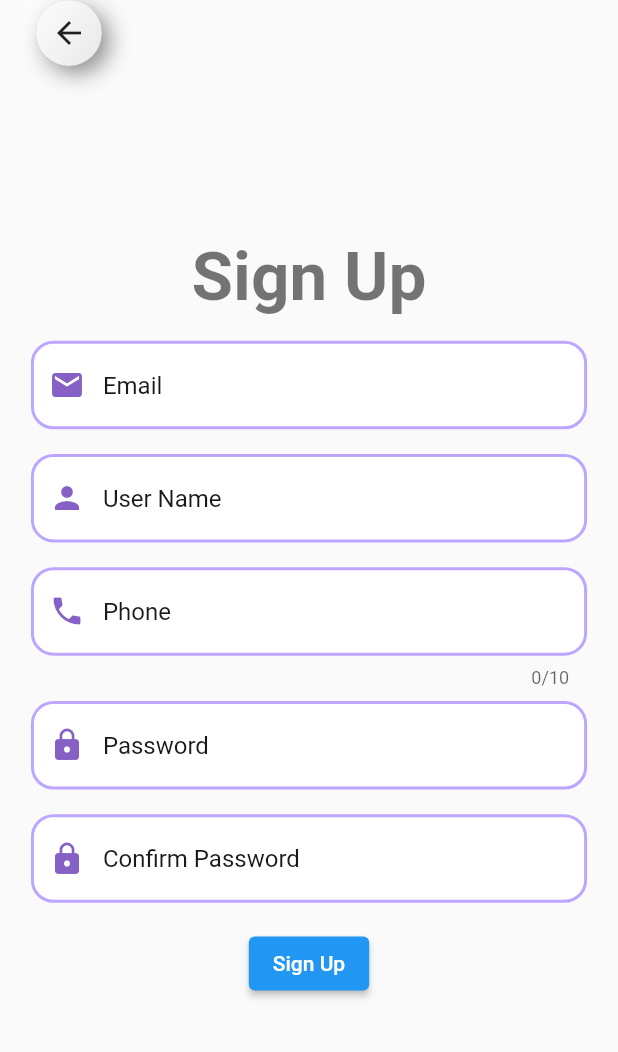
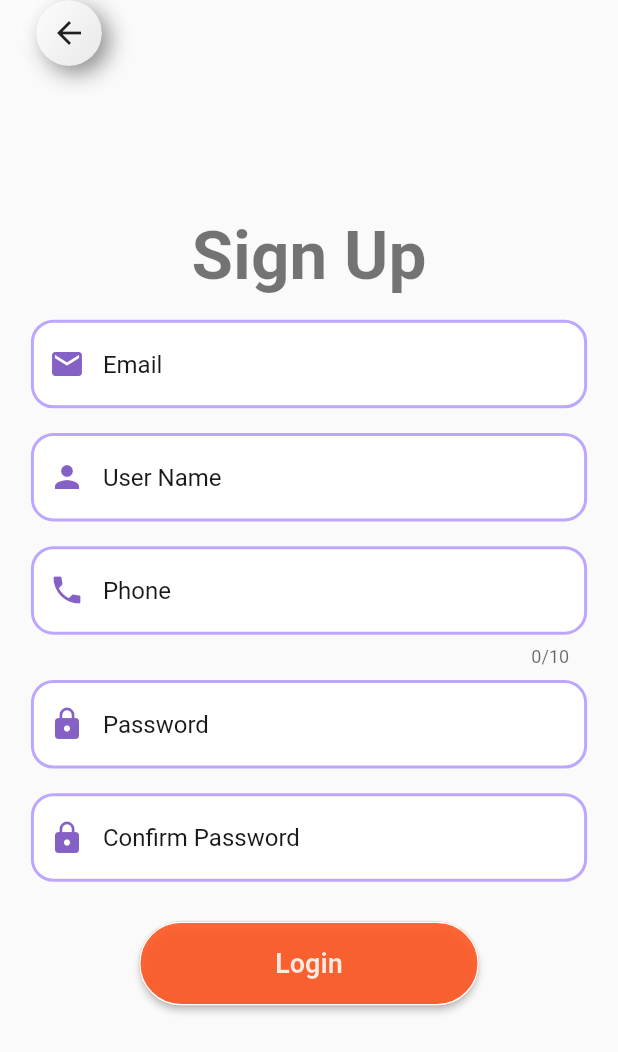
Before and after one commit to devandroidstudio/flutter_application_coffee, a Flutter app: the RegisterPage screen opened directly, on a phone screen of 412 x 824 dp. Shown: the top 1052 px of the screen. Run offline on Flutter 3.47's test engine with Material 2 defaults, Android fonts, the phone set to English and light mode, and no system bars; drawn by our look-alikes of flutter_neumorphic; our stand-ins replace cloud_firestore, firebase_auth, firebase_core, firebase_storage, flutter_zoom_drawer, fluttertoast and 10 more; missing offline and left inert: staggered_grid_view_flutter; accounts and stored records are empty; network calls fail.

Commit message:
update new version

```diff
--- a/lib/home_other/components/item_home_other.dart
+++ b/lib/home_other/components/item_home_other.dart
@@ -76,7 +76,7 @@ class _showListPaymentPageState extends State<showListPaymentPage> {
                   activeColor: Colors.transparent,
                   side: const BorderSide(
                       style: BorderStyle.none,
-                      strokeAlign: StrokeAlign.center,
+                      strokeAlign: BorderSide.strokeAlignCenter,
                       color: Colors.white),
                   secondary: Image.asset(
                     listPayments[index].images,
--- a/lib/screens/home/list_item.dart
+++ b/lib/screens/home/list_item.dart
@@ -462,7 +462,6 @@ class _CoffeeHeader extends StatelessWidget {
                   ),
                 ),
                 Expanded(
-                  flex: 2,
                   child: AnimatedSwitcher(
                     duration: const Duration(milliseconds: 500),
                     transitionBuilder:
--- a/lib/screens/login/components/body_login.dart
+++ b/lib/screens/login/components/body_login.dart
@@ -50,6 +50,7 @@ class _BodyLoginState extends State<BodyLogin> {
             // ),
             ),
         child: Center(
+          child: SingleChildScrollView(
             child: Column(
               crossAxisAlignment: CrossAxisAlignment.center,
               mainAxisSize: MainAxisSize.min,
@@ -136,6 +137,7 @@ class _BodyLoginState extends State<BodyLogin> {
             ),
           ),
         ),
+      ),
     );
   }
 }
--- a/lib/screens/login/login_page.dart
+++ b/lib/screens/login/login_page.dart
@@ -15,6 +15,7 @@ class LoginPage extends StatelessWidget {
       body: SafeArea(
         child: BodyLogin(onPressed: showRegisterPage),
       ),
+      resizeToAvoidBottomInset: false,
       floatingActionButton: Navigator.canPop(context)
           ? Neumorphic(
               style: const NeumorphicStyle(
--- a/lib/screens/register/components/body_register.dart
+++ b/lib/screens/register/components/body_register.dart
@@ -1,6 +1,8 @@
 import 'package:flutter/material.dart';
 import 'package:flutter_application_coffee/screens/register/components/item_register.dart';
 import 'package:flutter_application_coffee/view_models/login-register/login_register.dart';
+
+import '../../onBoarding/components/child_button.dart';
 
 class BodyRegister extends StatefulWidget {
   const BodyRegister({Key? key}) : super(key: key);
@@ -87,8 +89,8 @@ class _BodyRegisterState extends State<BodyRegister> {
                       controller: _confirmPasswordController,
                     ),
                     SizedBox(height: size.height * 0.02),
-                    ElevatedButton(
-                      onPressed: () {
+                    firebaseUIButton(context, 'Login', Colors.white, '',
+                        Colors.deepOrange.withOpacity(0.9), () {
                       if (_formKey.currentState!.validate()) {
                         if (_passwordController.text ==
                             _confirmPasswordController.text) {
@@ -100,9 +102,7 @@ class _BodyRegisterState extends State<BodyRegister> {
                               _phoneController.text.toString().trim());
                         }
                       }
-                      },
-                      child: const Text('Sign Up'),
-                    ),
+                    }),
                   ],
                 ),
               ),
```
Also changed, not shown: pubspec.lock, 8 other files. Lines whose indentation alone changed are shown as unchanged.
